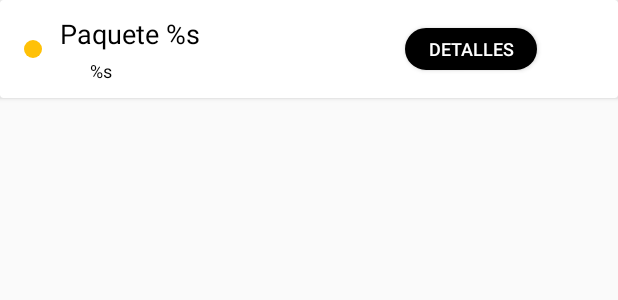
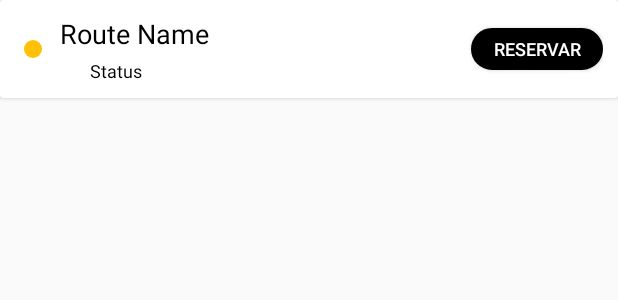
Before and after one commit to leo-avendano/logistics-management-android-native, an Android app: the layout item_route_layout.xml on its own in the app's theme, with its tools: preview values and no code run, on a phone screen of 412 x 824 dp. Shown: the top 300 px of the screen. Run offline under Robolectric (Android 15) with nearby library versions, the phone set to English and light mode, and no system bars.

Commit message:
Add asignacion y desasignacion de rutas

```diff
--- a/app/build.gradle.kts
+++ b/app/build.gradle.kts
@@ -57,6 +57,7 @@ dependencies {
     // Retrofit
     implementation("com.squareup.retrofit2:retrofit:2.9.0")
     implementation("com.squareup.retrofit2:converter-gson:2.9.0")
+    implementation("com.squareup.retrofit2:converter-scalars:2.9.0")
     implementation("com.squareup.okhttp3:logging-interceptor:4.9.0")
 
 
--- a/app/src/main/java/com/example/logistics_management_android_native/data/interfaces/LogisticsService.java
+++ b/app/src/main/java/com/example/logistics_management_android_native/data/interfaces/LogisticsService.java
@@ -1,5 +1,7 @@
 package com.example.logistics_management_android_native.data.interfaces;
 
 public interface LogisticsService {
-    String getHelloWorld(LogisticsServiceCallback callback);
+    // String getHelloWorld(LogisticsServiceCallback callback);
+    void assignRouteToRepartidor(String routeUUID, String userID, LogisticsServiceCallback callback);
+    void unassignRouteFromRepartidor(String routeUUID, LogisticsServiceCallback callback);
 }
--- a/app/src/main/res/layout/item_route_layout.xml
+++ b/app/src/main/res/layout/item_route_layout.xml
@@ -1,5 +1,7 @@
-<androidx.cardview.widget.CardView
-    xmlns:android="http://schemas.android.com/apk/res/android"
+<?xml version="1.0" encoding="utf-8"?>
+<androidx.cardview.widget.CardView xmlns:android="http://schemas.android.com/apk/res/android"
+    xmlns:app="http://schemas.android.com/apk/res-auto"
+    xmlns:tools="http://schemas.android.com/tools"
     android:layout_width="match_parent"
     android:layout_height="wrap_content">
 
@@ -17,36 +19,37 @@
             android:layout_marginLeft="6dp"/>
 
         <LinearLayout
-            android:layout_width="wrap_content"
+            android:layout_width="0dp"
             android:layout_height="wrap_content"
+            android:layout_weight="1"
             android:orientation="vertical"
             android:layout_marginLeft="12dp">
 
             <TextView
-                android:id="@+id/textViewUUID"
+                android:id="@+id/routeNameTextView"
                 android:layout_width="140dp"
                 android:layout_height="wrap_content"
-                android:text="@string/format_uuid"
                 android:textColor="@color/black"
-                android:textSize="18sp" />
+                android:textSize="18sp"
+                tools:text="Route Name" />
 
             <TextView
-                android:id="@+id/textViewEstado"
+                android:id="@+id/routeStatusTextView"
                 android:layout_width="wrap_content"
                 android:layout_height="wrap_content"
                 android:layout_marginTop="4dp"
                 android:layout_marginStart="20dp"
-                android:text="@string/format_estado"
                 android:textSize="12sp"
-                android:textColor="@color/black" />
+                android:textColor="@color/black"
+                tools:text="Status" />
         </LinearLayout>
 
         <Button
-            android:id="@+id/buttonDetalles"
+            android:id="@+id/actionButton"
             style="@style/buttonRuteDetails"
             android:layout_width="wrap_content"
             android:layout_height="28dp"
             android:layout_marginLeft="90dp"
-            android:text="@string/detalles" />
+            tools:text="Reservar" />
     </LinearLayout>
 </androidx.cardview.widget.CardView>
--- a/app/src/main/res/values/strings.xml
+++ b/app/src/main/res/values/strings.xml
@@ -2,7 +2,7 @@
     <string name="app_name">Logistics-management-android-native</string>
     <string name="historial_de_rutas">HISTORIAL DE RUTAS</string>
     <string name="rutas_de_hoy">RUTAS DE HOY</string>
-    <string name="detalles">Detalles</string>
+    <string name="reservar">Reservar</string>
     <string name="format_uuid">Paquete %s</string>
     <string name="format_estado">%s</string>
     <string name="howToLogin">Ingrese su usuario y contraseña para continuar</string>
```
Also changed, not shown: app/src/main/java/com/example/logistics_management_android_native/data/adapter/RouteAdapter.java (+22 -9 lines), app/src/main/java/com/example/logistics_management_android_native/data/interceptors/AuthInterceptor.java (added, +52 -0 lines), app/src/main/java/com/example/logistics_management_android_native/data/interfaces/LogisticsApiService.java (+9 -0 lines), app/src/main/java/com/example/logistics_management_android_native/data/model/AssignRouteRequest.java (added, +24 -0 lines), app/src/main/java/com/example/logistics_management_android_native/data/model/HelloResponse.java (added, +27 -0 lines), app/src/main/java/com/example/logistics_management_android_native/data/services/LogisticsRetrofitService.java (+46 -3 lines), app/src/main/java/com/example/logistics_management_android_native/injection/LogisticsNetworkModule.java (+22 -7 lines), app/src/main/java/com/example/logistics_management_android_native/main/AvailableRoutesFragment.java (+44 -6 lines).
